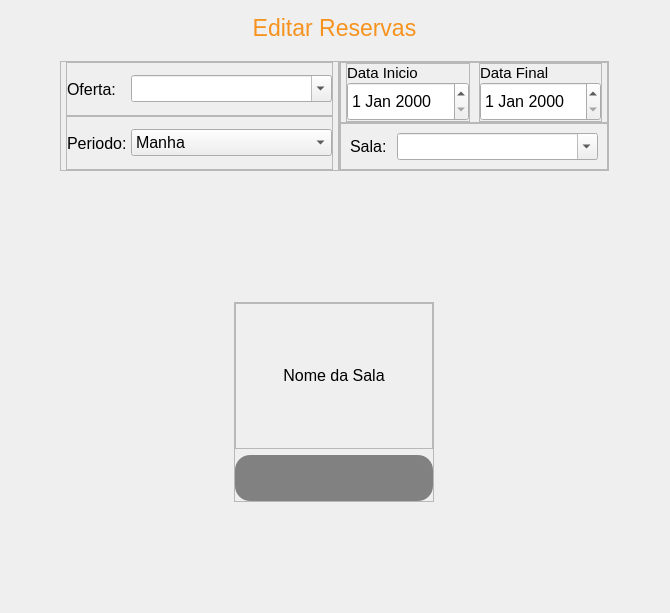
Qt form App/view/ui/pesquisa.ui (Senac-SOR-ADS/Mapa-de-Sala) before a commit.
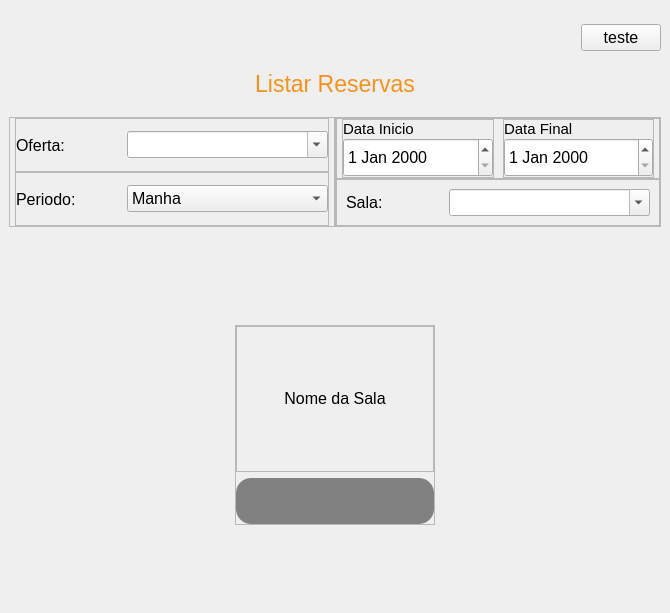
The same form after that commit. Icons and pictures are not drawn.

Commit message: falta colocar o stack pra funcionar agr ,_,

```diff
--- a/App/view/ui/pesquisa.ui
+++ b/App/view/ui/pesquisa.ui
@@ -57,7 +57,14 @@
    <property name="bottomMargin">
     <number>0</number>
    </property>
-   <item alignment="Qt::AlignHCenter">
+   <item>
+    <widget class="QStackedWidget" name="stackReservas">
+     <property name="currentIndex">
+      <number>0</number>
+     </property>
+     <widget class="QWidget" name="reservaUnica">
+      <layout class="QVBoxLayout" name="verticalLayout_8">
+       <item>
     <widget class="QWidget" name="widget_3" native="true">
      <layout class="QVBoxLayout" name="verticalLayout_4">
       <property name="spacing">
@@ -75,6 +82,21 @@
       <property name="bottomMargin">
        <number>0</number>
       </property>
+          <item alignment="Qt::AlignRight">
+           <widget class="QPushButton" name="teste">
+            <property name="font">
+             <font>
+              <pointsize>12</pointsize>
+             </font>
+            </property>
+            <property name="cursor">
+             <cursorShape>PointingHandCursor</cursorShape>
+            </property>
+            <property name="text">
+             <string>teste</string>
+            </property>
+           </widget>
+          </item>
       <item>
        <widget class="QLabel" name="titulo">
         <property name="font">
@@ -83,14 +105,14 @@
          </font>
         </property>
         <property name="text">
-         <string>Editar Reservas</string>
+             <string>Listar Reservas</string>
         </property>
         <property name="alignment">
          <set>Qt::AlignCenter</set>
         </property>
        </widget>
       </item>
-      <item alignment="Qt::AlignTop">
+          <item>
        <widget class="QWidget" name="widget" native="true">
         <layout class="QHBoxLayout" name="horizontalLayout_5">
          <property name="spacing">
@@ -655,6 +677,25 @@
        </widget>
       </item>
      </layout>
+        </widget>
+       </item>
+      </layout>
+     </widget>
+     <widget class="QWidget" name="page_4">
+      <widget class="QPushButton" name="teste2">
+       <property name="geometry">
+        <rect>
+         <x>190</x>
+         <y>140</y>
+         <width>75</width>
+         <height>23</height>
+        </rect>
+       </property>
+       <property name="text">
+        <string>teste</string>
+       </property>
+      </widget>
+     </widget>
     </widget>
    </item>
   </layout>
```
Lines whose indentation alone changed are shown as unchanged. The commit also changes 1 other file.
